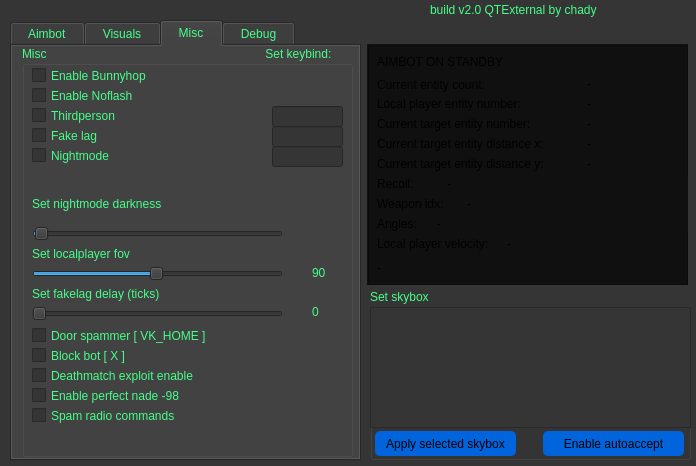
The window that widget.ui (skajuks/QTExternal) describes before a commit, drawn with Qt 5.
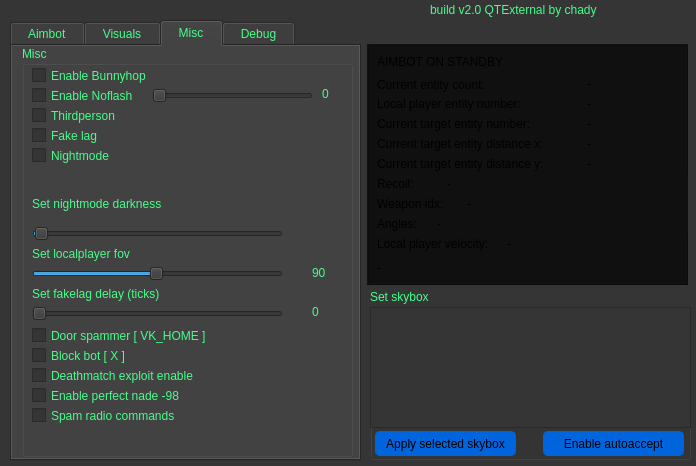
The same window after the commit. The open tabs and pages were chosen to show the change.

```diff
--- a/widget.ui
+++ b/widget.ui
@@ -1140,26 +1140,6 @@
        <string>Fake lag</string>
       </property>
      </widget>
-     <widget class="QLineEdit" name="lineEdit">
-      <property name="geometry">
-       <rect>
-        <x>250</x>
-        <y>60</y>
-        <width>71</width>
-        <height>21</height>
-       </rect>
-      </property>
-     </widget>
-     <widget class="QLineEdit" name="lineEdit_2">
-      <property name="geometry">
-       <rect>
-        <x>250</x>
-        <y>80</y>
-        <width>71</width>
-        <height>21</height>
-       </rect>
-      </property>
-     </widget>
      <widget class="QCheckBox" name="nightmode_enable">
       <property name="geometry">
        <rect>
@@ -1173,29 +1153,6 @@
        <string>Nightmode</string>
       </property>
      </widget>
-     <widget class="QLineEdit" name="lineEdit_3">
-      <property name="geometry">
-       <rect>
-        <x>250</x>
-        <y>100</y>
-        <width>71</width>
-        <height>21</height>
-       </rect>
-      </property>
-     </widget>
-     <widget class="QLabel" name="label_7">
-      <property name="geometry">
-       <rect>
-        <x>240</x>
-        <y>0</y>
-        <width>81</width>
-        <height>16</height>
-       </rect>
-      </property>
-      <property name="text">
-       <string> Set keybind: </string>
-      </property>
-     </widget>
      <widget class="QLabel" name="label_10">
       <property name="geometry">
        <rect>
@@ -1392,6 +1349,41 @@
        <string>Spam radio commands</string>
       </property>
      </widget>
+     <widget class="QSlider" name="flash_slider">
+      <property name="geometry">
+       <rect>
+        <x>130</x>
+        <y>40</y>
+        <width>161</width>
+        <height>20</height>
+       </rect>
+      </property>
+      <property name="minimum">
+       <number>0</number>
+      </property>
+      <property name="maximum">
+       <number>255</number>
+      </property>
+      <property name="value">
+       <number>0</number>
+      </property>
+      <property name="orientation">
+       <enum>Qt::Horizontal</enum>
+      </property>
+     </widget>
+     <widget class="QLabel" name="flash_value">
+      <property name="geometry">
+       <rect>
+        <x>300</x>
+        <y>32</y>
+        <width>21</width>
+        <height>31</height>
+       </rect>
+      </property>
+      <property name="text">
+       <string>0</string>
+      </property>
+     </widget>
     </widget>
    </widget>
    <widget class="QWidget" name="Debug">
```
Left out of the diff: 38 changed lines with no effect on the pictures.
